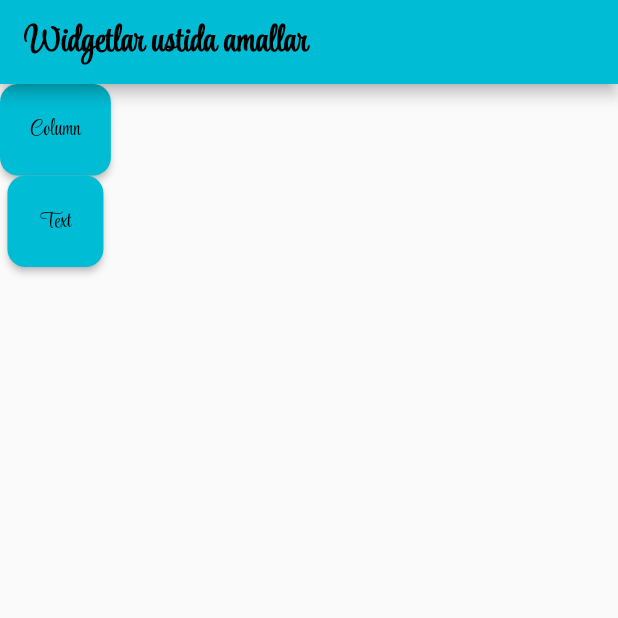
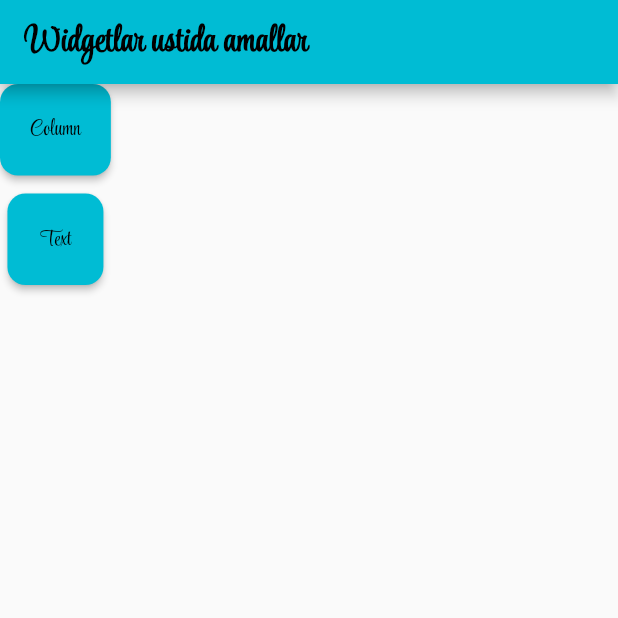
Before and after one commit to d0niy0r/flutter-widgets, a Flutter app: the screen it shows after launch, on a phone screen of 412 x 824 dp, the top half of it. Run offline on Flutter 3.47's test engine with Material 2 defaults, Android fonts, the phone set to English and light mode, and no system bars.

```diff
--- a/lib/homePage.dart
+++ b/lib/homePage.dart
@@ -32,16 +32,16 @@ class HomePage extends StatelessWidget {
               },
               child: Text("Column"),
             ),
+            SizedBox(
+              height: 12,
+            ),
             ElevatedButton(
               style: ElevatedButton.styleFrom(
-                padding: EdgeInsets.all(20),
-                shape: RoundedRectangleBorder(
-                  borderRadius: BorderRadius.circular(12),
-                )
-              ),
-              onPressed: () {
-
-              },
+                  padding: EdgeInsets.all(20),
+                  shape: RoundedRectangleBorder(
+                    borderRadius: BorderRadius.circular(12),
+                  )),
+              onPressed: () {},
               child: Text("Text"),
             )
           ],
```
Also changed, not shown: 21 other files.
